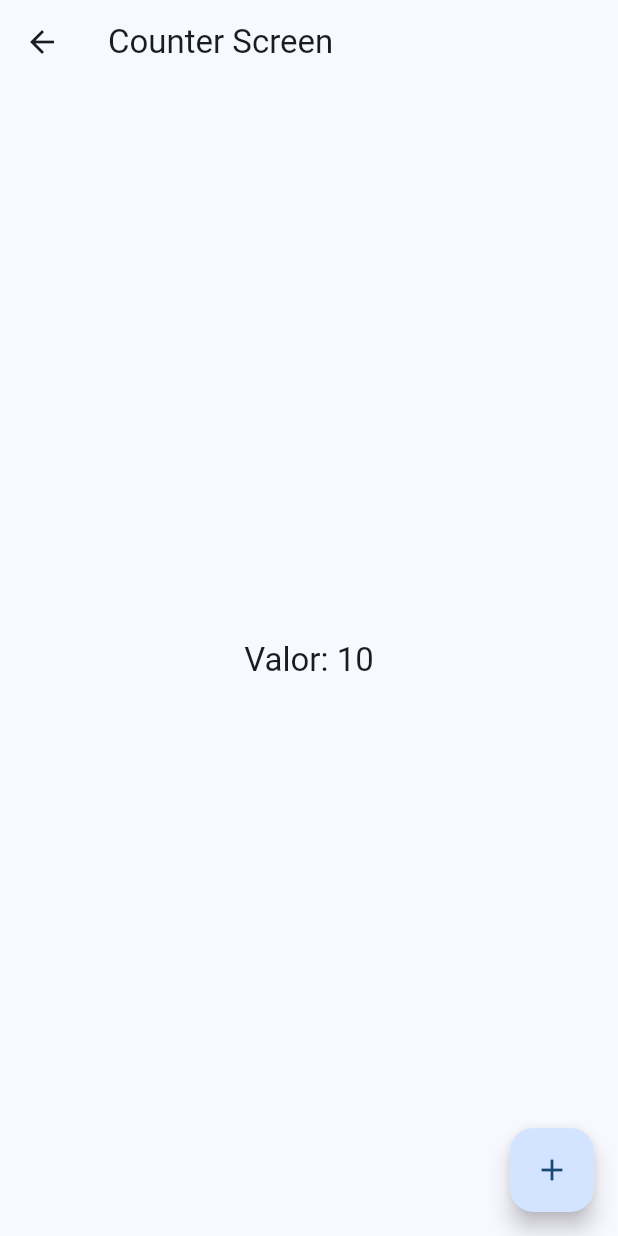
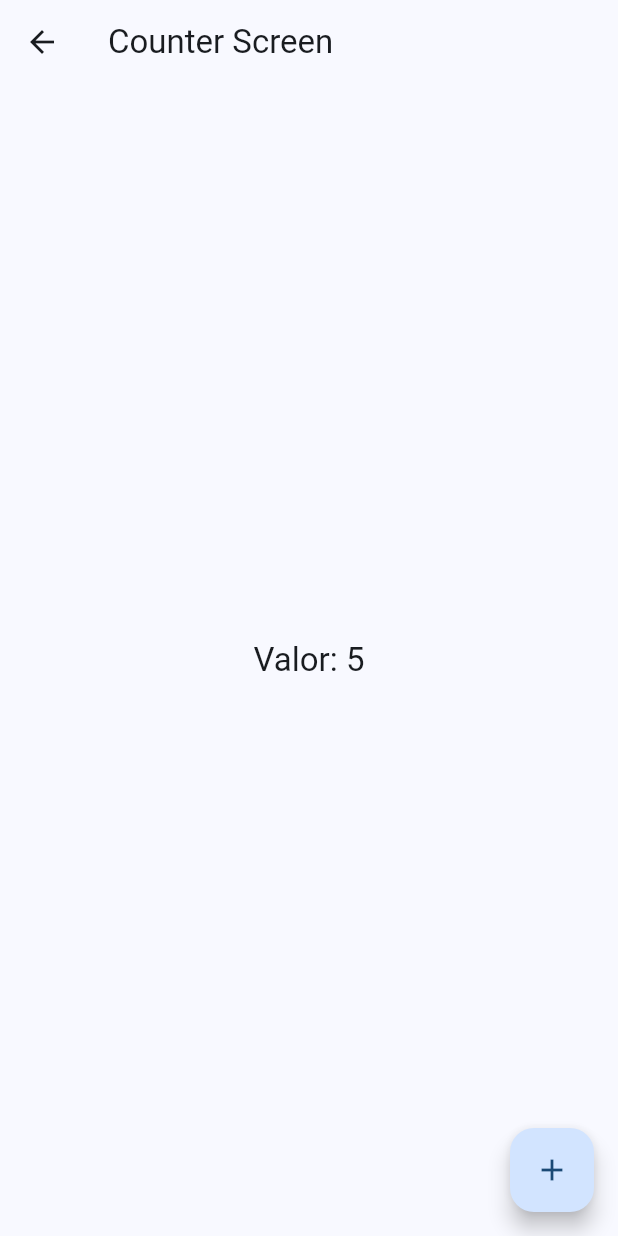
Before and after one commit to fisico-alienado/widgets-app-flutter, a Flutter app: the screen it shows after launch, after a tap on "Riverpod Counter", on a phone screen of 412 x 824 dp. Run offline on Flutter 3.47's test engine with Material 2 defaults, Android fonts, the phone set to English and light mode, and no system bars; our stand-ins replace animate_do, flutter_riverpod, go_router.

```diff
--- a/lib/main.dart
+++ b/lib/main.dart
@@ -1,9 +1,18 @@
 import 'package:flutter/material.dart';
+import 'package:flutter_riverpod/flutter_riverpod.dart';
 import 'package:widgets_riverpod_app/config/router/app_router.dart';
 import 'package:widgets_riverpod_app/config/theme/app_theme.dart';
 
 void main() {
-  runApp(const MainApp());
+  runApp(
+    // For widgets to be able to read providers, we need to wrap the entire
+    // application in a "ProviderScope" widget.
+    // This is where the state of our providers will be stored.
+    // Con esto Riverpod podra saber donde esta cada provider que vayamos creando
+    const ProviderScope(
+      child: MainApp()
+    )
+  );
 }
 
 class MainApp extends StatelessWidget {
--- /dev/null
+++ b/lib/presentation/providers/counter_provider.dart
@@ -0,0 +1,5 @@
+import 'package:flutter_riverpod/flutter_riverpod.dart';
+
+// ! Cuando se trabajo con Riverpod se termina trabajando con muchos (pequeños) providers que hacen que sea facil de mantener y testear cada funcionalidad
+
+final counterProvider = StateProvider((ref) => 5); // * Es como el 'state' de un StatefulWidget, es decir, provee de estado
--- a/lib/presentation/screens/counter/counter_screen.dart
+++ b/lib/presentation/screens/counter/counter_screen.dart
@@ -1,13 +1,18 @@
 import 'package:flutter/material.dart';
+import 'package:flutter_riverpod/flutter_riverpod.dart';
+import 'package:widgets_riverpod_app/presentation/providers/counter_provider.dart';
 
-class CounterScreen extends StatelessWidget {
+class CounterScreen extends ConsumerWidget { // ! ConsumerWidget y ConsumerStatefulWidget son las clases de Riverpod
 
   static const name = 'counter_screen';
 
   const CounterScreen({super.key});
 
   @override
-  Widget build(BuildContext context) {
+  Widget build(BuildContext context, WidgetRef ref) {
+
+    final int clickCounter = ref.watch( counterProvider ); // .watch() == estate pendiente del siguiente provider
+
     return Scaffold( // Poniendo Scaffold ya estamos indicando que es otra pantalla
       appBar: AppBar(
         title: const Text('Counter Screen'),
@@ -16,7 +21,7 @@ class CounterScreen extends StatelessWidget {
           child: Column(
             mainAxisAlignment: MainAxisAlignment.center,
             children: [
-              Text('Valor: 10', style: Theme.of(context).textTheme.titleLarge,),
+              Text('Valor: $clickCounter', style: Theme.of(context).textTheme.titleLarge,),
             ],
           ),
         ),
--- a/pubspec.yaml
+++ b/pubspec.yaml
@@ -10,6 +10,7 @@ dependencies:
   animate_do: ^3.1.2
   flutter:
     sdk: flutter
+  flutter_riverpod: ^2.4.8
   go_router: ^12.1.0
   http: ^1.1.0
 
```
Also changed, not shown: pubspec.lock.
